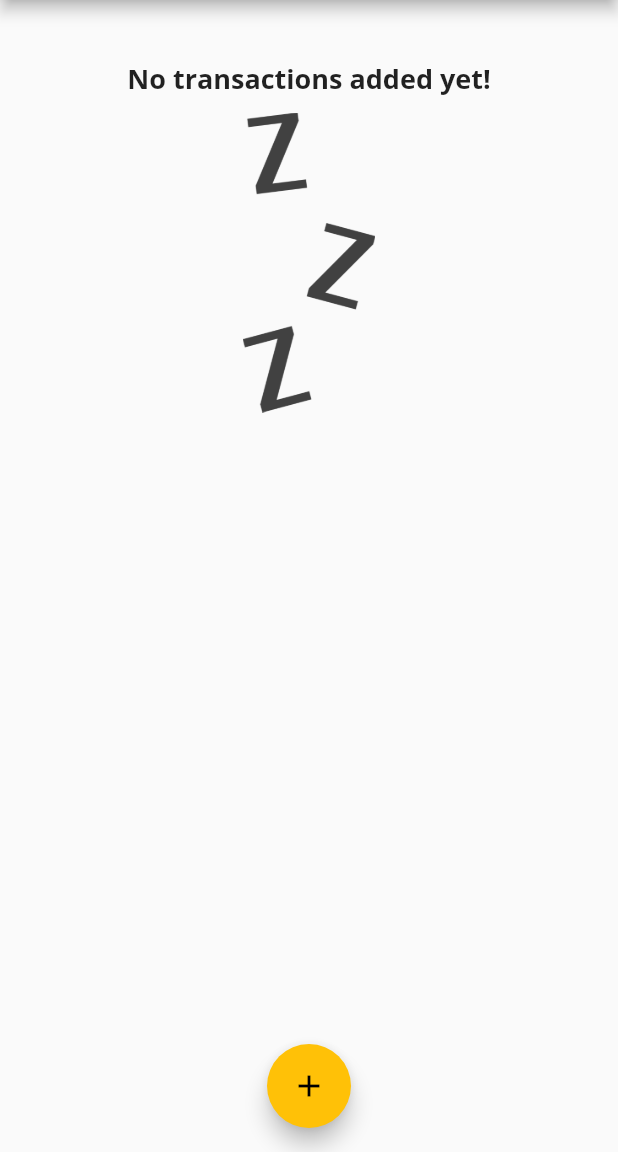
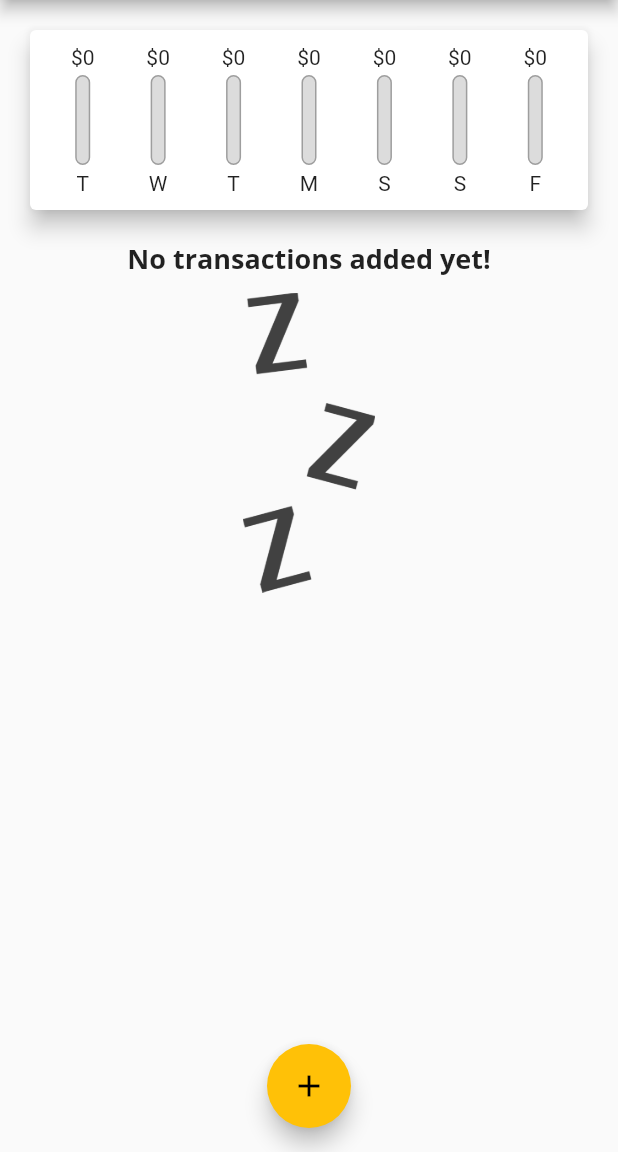
Before and after one commit to GaldinoAllan/expensesApp-Flutter, a Flutter app: the screen it shows after launch, on a phone screen of 412 x 824 dp, the part 84-1236 px from its top. Run offline on Flutter 3.47's test engine with Material 2 defaults, Android fonts, the phone set to English and light mode, and no system bars.

Commit message:
feature: chart added

```diff
--- a/lib/widgets/chart.dart
+++ b/lib/widgets/chart.dart
@@ -1,4 +1,5 @@
 import 'package:expenseplanner/models/transaction.dart';
+import 'package:expenseplanner/widgets/chart_bar.dart';
 import 'package:flutter/material.dart';
 import 'package:intl/intl.dart';
 
@@ -21,7 +22,16 @@ class Chart extends StatelessWidget {
         }
       }
 
-      return {'day': DateFormat.E().format(weekDay), 'amount': totalSum};
+      return {
+        'day': DateFormat.E().format(weekDay).substring(0, 1),
+        'amount': totalSum,
+      };
+    });
+  }
+
+  double get totalSpending {
+    return groupTransactionValues.fold(0.0, (sum, item) {
+      return sum + (item['amount'] as double);
     });
   }
 
@@ -30,8 +40,23 @@ class Chart extends StatelessWidget {
     return Card(
       elevation: 6,
       margin: const EdgeInsets.all(20),
-      child: Row(
-        children: [],
+      child: Padding(
+        padding: const EdgeInsets.all(10),
+        child: Row(
+          mainAxisAlignment: MainAxisAlignment.spaceAround,
+          children: groupTransactionValues.map((data) {
+            return Flexible(
+              fit: FlexFit.tight,
+              child: ChartBar(
+                (data['day'] as String),
+                (data['amount'] as double),
+                totalSpending == 0.0
+                    ? 0.0
+                    : (data['amount'] as double) / totalSpending,
+              ),
+            );
+          }).toList(),
+        ),
       ),
     );
   }
--- /dev/null
+++ b/lib/widgets/chart_bar.dart
@@ -0,0 +1,50 @@
+import 'package:flutter/material.dart';
+
+class ChartBar extends StatelessWidget {
+  final String label;
+  final double spendingAmount;
+  final double spendingPctOfTotal;
+
+  ChartBar(this.label, this.spendingAmount, this.spendingPctOfTotal);
+
+  @override
+  Widget build(BuildContext context) {
+    return Column(
+      children: [
+        FittedBox(
+          child: Text('\$${spendingAmount.toStringAsFixed(0)}'),
+        ),
+        const SizedBox(height: 4),
+        SizedBox(
+          height: 60,
+          width: 10,
+          child: Stack(
+            children: [
+              Container(
+                decoration: BoxDecoration(
+                  border: Border.all(
+                    color: Colors.grey,
+                    width: 1.0,
+                  ),
+                  color: const Color.fromRGBO(220, 220, 220, 1),
+                  borderRadius: BorderRadius.circular(20),
+                ),
+              ),
+              FractionallySizedBox(
+                heightFactor: spendingPctOfTotal,
+                child: Container(
+                  decoration: BoxDecoration(
+                    color: Theme.of(context).primaryColor,
+                    borderRadius: BorderRadius.circular(20),
+                  ),
+                ),
+              ),
+            ],
+          ),
+        ),
+        const SizedBox(height: 4),
+        Text(label),
+      ],
+    );
+  }
+}
```
